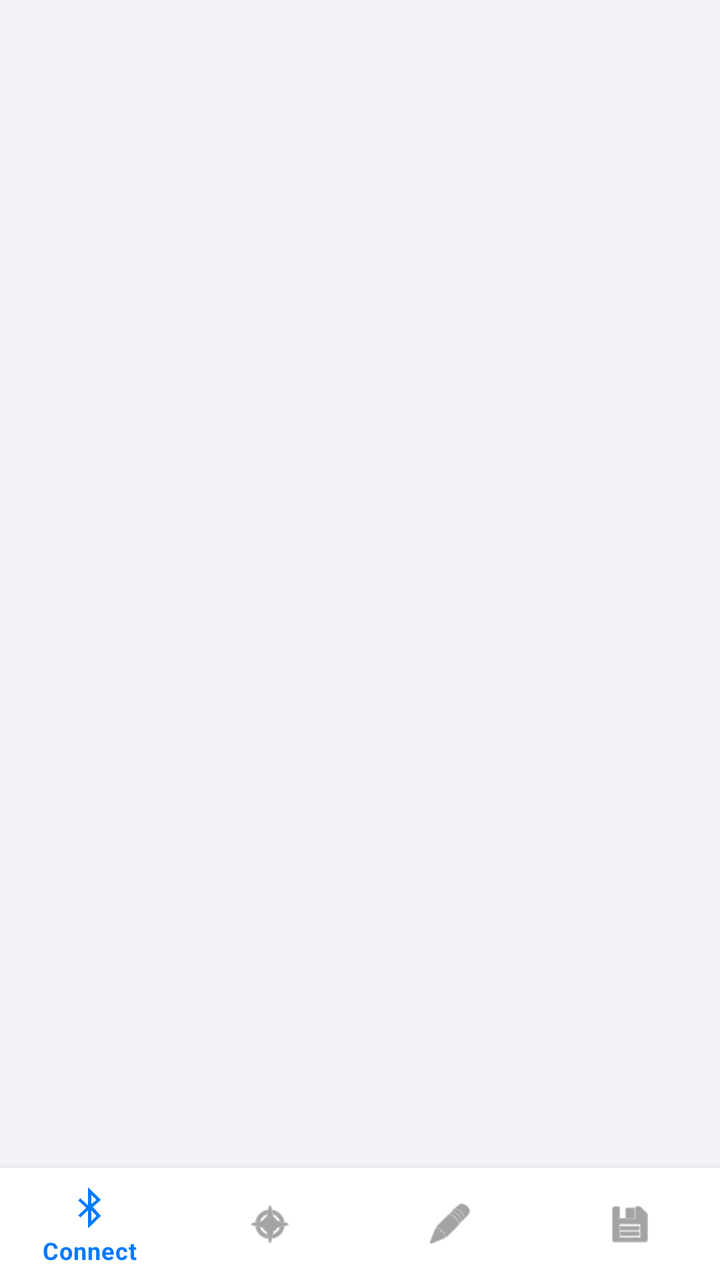
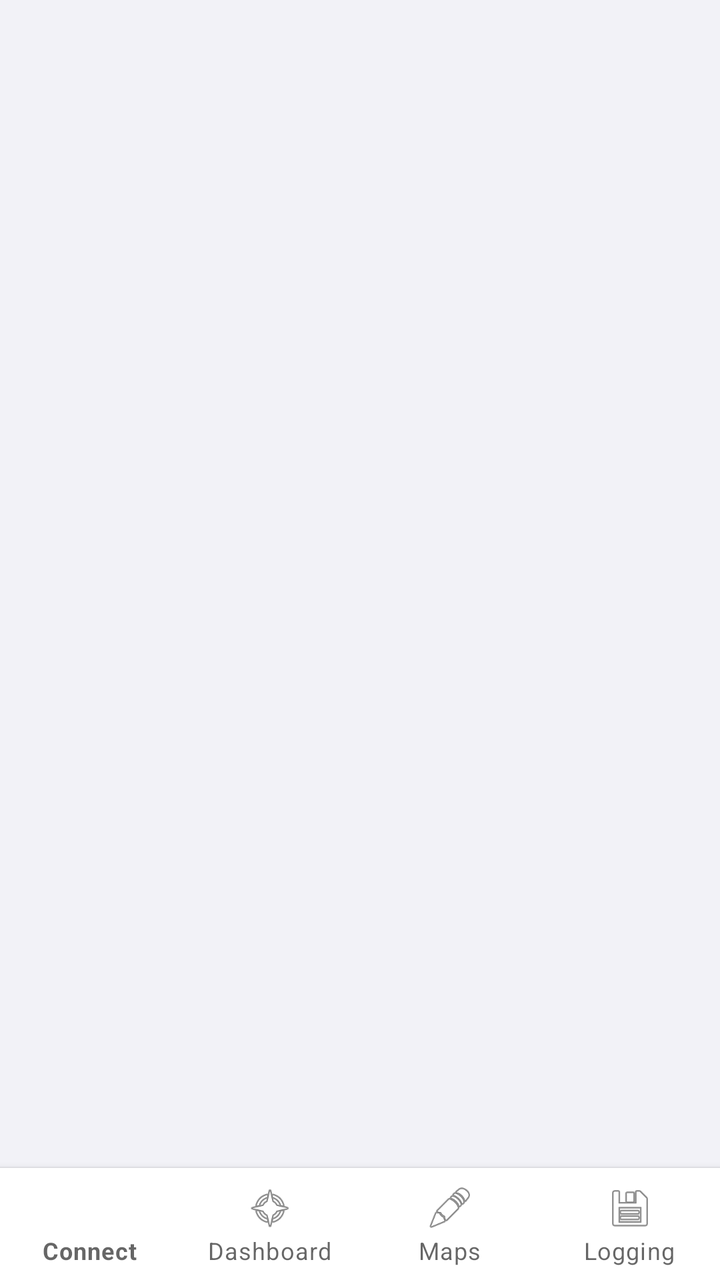

An Android layout rendered at two revisions. The XML below is the earlier revision; the diff shows what the commit changed to produce the second picture.
<!-- AndroidManifest.xml: application theme Theme.SimpleJukenTuner -->
<!-- res/layout/activity_main.xml -->
<?xml version="1.0" encoding="utf-8"?>
<androidx.constraintlayout.widget.ConstraintLayout xmlns:android="http://schemas.android.com/apk/res/android"
    xmlns:app="http://schemas.android.com/apk/res-auto"
    android:layout_width="match_parent"
    android:layout_height="match_parent">

    <FrameLayout
        android:id="@+id/fragmentContainer"
        android:layout_width="0dp"
        android:layout_height="0dp"
        app:layout_constraintTop_toTopOf="parent"
        app:layout_constraintBottom_toTopOf="@id/bottomNav"
        app:layout_constraintStart_toStartOf="parent"
        app:layout_constraintEnd_toEndOf="parent" />

    <com.google.android.material.bottomnavigation.BottomNavigationView
        android:id="@+id/bottomNav"
        android:layout_width="0dp"
        android:layout_height="wrap_content"
        app:menu="@menu/bottom_nav_menu"
        app:layout_constraintBottom_toBottomOf="parent"
        app:layout_constraintStart_toStartOf="parent"
        app:layout_constraintEnd_toEndOf="parent" />

</androidx.constraintlayout.widget.ConstraintLayout>
<!-- resources referenced by this layout -->
<resources>
  <style name="Theme.SimpleJukenTuner" parent="Theme.MaterialComponents.Light.NoActionBar">
          <item name="android:windowBackground">@color/ios_background</item>
          <item name="android:statusBarColor">@color/ios_background</item>
          <item name="android:windowLightStatusBar">true</item>
          <item name="colorPrimary">@color/ios_blue</item>
          <item name="colorAccent">@color/ios_blue</item>
          <item name="android:fontFamily">sans-serif</item>
      </style>
  <color name="ios_background">#F2F2F7</color>
  <color name="ios_blue">#007AFF</color>
</resources>

<!-- the commit's change to res/layout/activity_main.xml (unified diff, before → after) -->
@@ -2,7 +2,9 @@
 <androidx.constraintlayout.widget.ConstraintLayout xmlns:android="http://schemas.android.com/apk/res/android"
     xmlns:app="http://schemas.android.com/apk/res-auto"
     android:layout_width="match_parent"
-    android:layout_height="match_parent">
+    android:layout_height="match_parent"
+    android:fitsSystemWindows="true"
+    android:background="@color/ios_background">
 
     <FrameLayout
         android:id="@+id/fragmentContainer"
@@ -13,10 +15,23 @@
         app:layout_constraintStart_toStartOf="parent"
         app:layout_constraintEnd_toEndOf="parent" />
 
+    <View
+        android:layout_width="0dp"
+        android:layout_height="0.5dp"
+        android:background="@color/ios_separator"
+        app:layout_constraintBottom_toTopOf="@id/bottomNav"
+        app:layout_constraintStart_toStartOf="parent"
+        app:layout_constraintEnd_toEndOf="parent" />
+
     <com.google.android.material.bottomnavigation.BottomNavigationView
         android:id="@+id/bottomNav"
         android:layout_width="0dp"
         android:layout_height="wrap_content"
+        android:background="@color/ios_card"
+        app:itemIconTint="@color/bottom_nav_color"
+        app:itemTextColor="@color/bottom_nav_color"
+        app:labelVisibilityMode="labeled"
+        app:itemIconSize="24dp"
         app:menu="@menu/bottom_nav_menu"
         app:layout_constraintBottom_toBottomOf="parent"
         app:layout_constraintStart_toStartOf="parent"
<!-- resource entries referenced after the edit -->
@@ -1,5 +1,8 @@
 <!-- resources referenced by this layout -->
 <resources>
+  <color name="ios_background">#F2F2F7</color>
+  <color name="ios_card">#FFFFFF</color>
+  <color name="ios_separator">#E5E5EA</color>
   <style name="Theme.SimpleJukenTuner" parent="Theme.MaterialComponents.Light.NoActionBar">
           <item name="android:windowBackground">@color/ios_background</item>
           <item name="android:statusBarColor">@color/ios_background</item>
@@ -8,7 +11,6 @@
           <item name="colorAccent">@color/ios_blue</item>
           <item name="android:fontFamily">sans-serif</item>
       </style>
-  <color name="ios_background">#F2F2F7</color>
   <color name="ios_blue">#007AFF</color>
 </resources>
 
